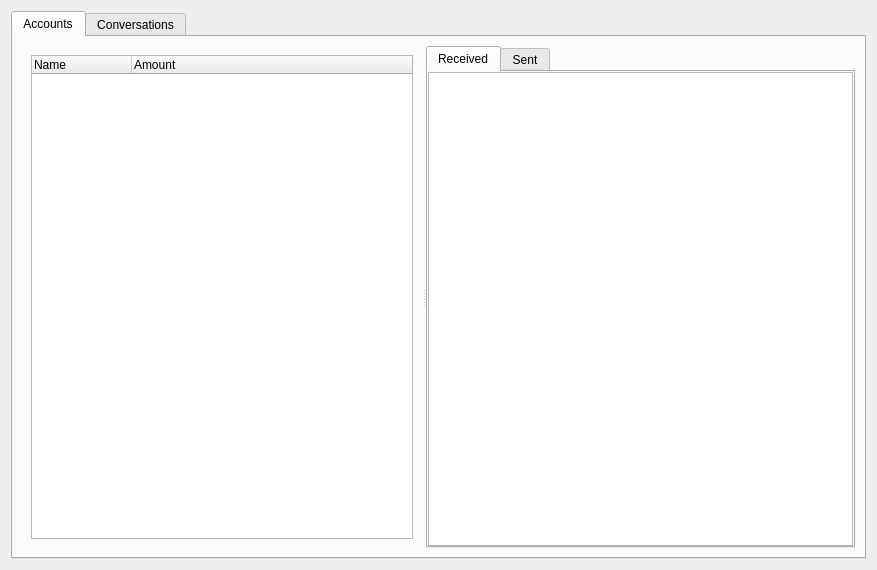
Old version of the form src/gui/ui/activity.ui in the repository Open-Transactions/Moneychanger.
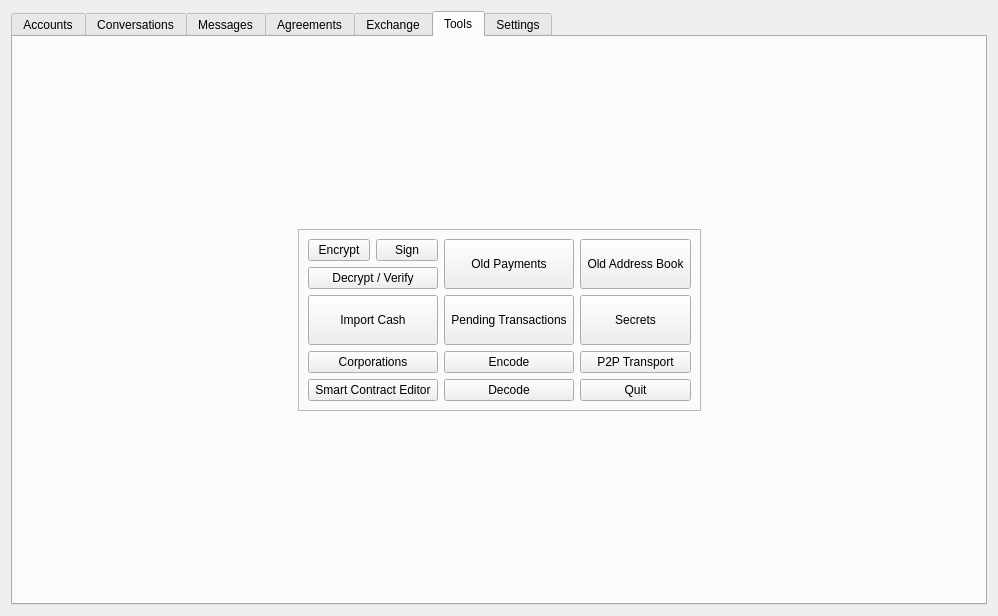
New version of the form. The open tabs and pages were chosen to show the change. Icons and pictures are not drawn.

Commit message: More updates for new opentxs contacts etc.

What changed in the file:
```diff
--- a/src/gui/ui/activity.ui
+++ b/src/gui/ui/activity.ui
@@ -6,8 +6,8 @@
    <rect>
     <x>0</x>
     <y>0</y>
-    <width>877</width>
-    <height>570</height>
+    <width>998</width>
+    <height>616</height>
    </rect>
   </property>
   <property name="windowTitle">
@@ -53,11 +53,21 @@
                <string>Name</string>
               </property>
              </column>
+             <column>
+              <property name="text">
+               <string>Symbol</string>
+              </property>
+             </column>
              <column>
               <property name="text">
                <string>Amount</string>
               </property>
              </column>
+             <column>
+              <property name="text">
+               <string>Code</string>
+              </property>
+             </column>
             </widget>
            </item>
           </layout>
@@ -297,6 +307,470 @@
        </item>
       </layout>
      </widget>
+     <widget class="QWidget" name="tabMessages">
+      <attribute name="title">
+       <string>Messages</string>
+      </attribute>
+     </widget>
+     <widget class="QWidget" name="tabAgreements">
+      <attribute name="title">
+       <string>Agreements</string>
+      </attribute>
+      <layout class="QHBoxLayout" name="horizontalLayout_7"/>
+     </widget>
+     <widget class="QWidget" name="tabExchange">
+      <attribute name="title">
+       <string>Exchange</string>
+      </attribute>
+     </widget>
+     <widget class="QWidget" name="tabTools">
+      <attribute name="title">
+       <string>Tools</string>
+      </attribute>
+      <layout class="QGridLayout" name="gridLayout_3">
+       <item row="0" column="1">
+        <spacer name="verticalSpacer">
+         <property name="orientation">
+          <enum>Qt::Vertical</enum>
+         </property>
+         <property name="sizeHint" stdset="0">
+          <size>
+           <width>20</width>
+           <height>121</height>
+          </size>
+         </property>
+        </spacer>
+       </item>
+       <item row="1" column="0">
+        <spacer name="horizontalSpacer_3">
+         <property name="orientation">
+          <enum>Qt::Horizontal</enum>
+         </property>
+         <property name="sizeHint" stdset="0">
+          <size>
+           <width>179</width>
+           <height>20</height>
+          </size>
+         </property>
+        </spacer>
+       </item>
+       <item row="1" column="1">
+        <widget class="QFrame" name="frame_4">
+         <property name="frameShape">
+          <enum>QFrame::StyledPanel</enum>
+         </property>
+         <property name="frameShadow">
+          <enum>QFrame::Raised</enum>
+         </property>
+         <layout class="QGridLayout" name="gridLayout_2">
+          <item row="0" column="0">
+           <layout class="QGridLayout" name="gridLayout">
+            <item row="0" column="0">
+             <widget class="QToolButton" name="toolButton_encrypt">
+              <property name="sizePolicy">
+               <sizepolicy hsizetype="Expanding" vsizetype="Expanding">
+                <horstretch>0</horstretch>
+                <verstretch>0</verstretch>
+               </sizepolicy>
+              </property>
+              <property name="maximumSize">
+               <size>
+                <width>16777215</width>
+                <height>10000</height>
+               </size>
+              </property>
+              <property name="text">
+               <string>Encrypt</string>
+              </property>
+              <property name="icon">
+               <iconset resource="../resource.qrc">
+                <normaloff>:/icons/icons/lock.png</normaloff>:/icons/icons/lock.png</iconset>
+              </property>
+              <property name="iconSize">
+               <size>
+                <width>16</width>
+                <height>16</height>
+               </size>
+              </property>
+              <property name="toolButtonStyle">
+               <enum>Qt::ToolButtonTextBesideIcon</enum>
+              </property>
+              <property name="autoRaise">
+               <bool>false</bool>
+              </property>
+             </widget>
+            </item>
+            <item row="0" column="1">
+             <widget class="QToolButton" name="toolButton_sign">
+              <property name="sizePolicy">
+               <sizepolicy hsizetype="Expanding" vsizetype="Expanding">
+                <horstretch>0</horstretch>
+                <verstretch>0</verstretch>
+               </sizepolicy>
+              </property>
+              <property name="maximumSize">
+               <size>
+                <width>16777215</width>
+                <height>100000</height>
+               </size>
+              </property>
+              <property name="text">
+               <string>Sign</string>
+              </property>
+              <property name="icon">
+               <iconset resource="../resource.qrc">
+                <normaloff>:/icons/icons/signature-small.png</normaloff>:/icons/icons/signature-small.png</iconset>
+              </property>
+              <property name="iconSize">
+               <size>
+                <width>16</width>
+                <height>16</height>
+               </size>
+              </property>
+              <property name="toolButtonStyle">
+               <enum>Qt::ToolButtonTextBesideIcon</enum>
+              </property>
+             </widget>
+            </item>
+            <item row="1" column="0" colspan="2">
+             <widget class="QToolButton" name="toolButton_decrypt">
+              <property name="sizePolicy">
+               <sizepolicy hsizetype="Expanding" vsizetype="Expanding">
+                <horstretch>0</horstretch>
+                <verstretch>0</verstretch>
+               </sizepolicy>
+              </property>
+              <property name="text">
+               <string>Decrypt / Verify</string>
+              </property>
+              <property name="icon">
+               <iconset resource="../resource.qrc">
+                <normaloff>:/icons/icons/padlock_open.png</normaloff>:/icons/icons/padlock_open.png</iconset>
+              </property>
+              <property name="iconSize">
+               <size>
+                <width>16</width>
+                <height>16</height>
+               </size>
+              </property>
+              <property name="toolButtonStyle">
+               <enum>Qt::ToolButtonTextBesideIcon</enum>
+              </property>
+             </widget>
+            </item>
+           </layout>
+          </item>
+          <item row="0" column="1">
+           <widget class="QToolButton" name="toolButton_payments">
+            <property name="sizePolicy">
+             <sizepolicy hsizetype="Expanding" vsizetype="Expanding">
+              <horstretch>0</horstretch>
+              <verstretch>0</verstretch>
+             </sizepolicy>
+            </property>
+            <property name="text">
+             <string>Old Payments</string>
+            </property>
+            <property name="icon">
+             <iconset resource="../resource.qrc">
+              <normaloff>:/icons/icons/fistful_of_cash_72.png</normaloff>:/icons/icons/fistful_of_cash_72.png</iconset>
+            </property>
+            <property name="iconSize">
+             <size>
+              <width>64</width>
+              <height>64</height>
+             </size>
+            </property>
+            <property name="toolButtonStyle">
+             <enum>Qt::ToolButtonTextBesideIcon</enum>
+            </property>
+           </widget>
+          </item>
+          <item row="0" column="2">
+           <widget class="QToolButton" name="toolButton_contacts">
+            <property name="sizePolicy">
+             <sizepolicy hsizetype="Expanding" vsizetype="Expanding">
+              <horstretch>0</horstretch>
+              <verstretch>0</verstretch>
+             </sizepolicy>
+            </property>
+            <property name="text">
+             <string>Old Address Book</string>
+            </property>
+            <property name="icon">
+             <iconset resource="../resource.qrc">
+              <normaloff>:/icons/icons/rolodex_small.png</normaloff>:/icons/icons/rolodex_small.png</iconset>
+            </property>
+            <property name="iconSize">
+             <size>
+              <width>64</width>
+              <height>64</height>
+             </size>
+            </property>
+            <property name="toolButtonStyle">
+             <enum>Qt::ToolButtonTextBesideIcon</enum>
+            </property>
+           </widget>
+          </item>
+          <item row="1" column="0">
+           <widget class="QToolButton" name="toolButton_importCash">
+            <property name="sizePolicy">
+             <sizepolicy hsizetype="Expanding" vsizetype="Expanding">
+              <horstretch>0</horstretch>
+              <verstretch>0</verstretch>
+             </sizepolicy>
+            </property>
+            <property name="text">
+             <string>Import Cash</string>
+            </property>
+            <property name="icon">
+             <iconset resource="../resource.qrc">
+              <normaloff>:/icons/icons/green_up_arrow.png</normaloff>:/icons/icons/green_up_arrow.png</iconset>
+            </property>
+            <property name="iconSize">
+             <size>
+              <width>64</width>
+              <height>64</height>
+             </size>
+            </property>
+            <property name="toolButtonStyle">
+             <enum>Qt::ToolButtonTextBesideIcon</enum>
+            </property>
+           </widget>
+          </item>
+          <item row="1" column="1">
+           <widget class="QToolButton" name="toolButton_pending">
+            <property name="sizePolicy">
+             <sizepolicy hsizetype="Expanding" vsizetype="Expanding">
+              <horstretch>0</horstretch>
+              <verstretch>0</verstretch>
+             </sizepolicy>
+            </property>
+            <property name="text">
+             <string>Pending Transactions</string>
+            </property>
+            <property name="icon">
+             <iconset resource="../resource.qrc">
+              <normaloff>:/icons/icons/pending.png</normaloff>:/icons/icons/pending.png</iconset>
+            </property>
+            <property name="iconSize">
+             <size>
+              <width>48</width>
+              <height>48</height>
+             </size>
+            </property>
+            <property name="toolButtonStyle">
+             <enum>Qt::ToolButtonTextBesideIcon</enum>
+            </property>
+           </widget>
+          </item>
+          <item row="1" column="2">
+           <widget class="QToolButton" name="toolButton_secrets">
+            <property name="sizePolicy">
+             <sizepolicy hsizetype="Expanding" vsizetype="Expanding">
+              <horstretch>0</horstretch>
+              <verstretch>0</verstretch>
+             </sizepolicy>
+            </property>
+            <property name="text">
+             <string>Secrets</string>
+            </property>
+            <property name="icon">
+             <iconset resource="../resource.qrc">
+              <normaloff>:/icons/icons/safe_box.png</normaloff>:/icons/icons/safe_box.png</iconset>
+            </property>
+            <property name="iconSize">
+             <size>
+              <width>64</width>
+              <height>64</height>
+             </size>
+            </property>
+            <property name="toolButtonStyle">
+             <enum>Qt::ToolButtonTextBesideIcon</enum>
+            </property>
+           </widget>
+          </item>
+          <item row="2" column="0">
+           <layout class="QVBoxLayout" name="verticalLayout_7">
+            <item>
+             <widget class="QToolButton" name="toolButton_Corporations">
+              <property name="sizePolicy">
+               <sizepolicy hsizetype="Expanding" vsizetype="Expanding">
+                <horstretch>0</horstretch>
+                <verstretch>0</verstretch>
+               </sizepolicy>
+              </property>
+              <property name="text">
+               <string>Corporations</string>
+              </property>
+             </widget>
+            </item>
+            <item>
+             <widget class="QToolButton" name="toolButton_smartContracts">
+              <property name="sizePolicy">
+               <sizepolicy hsizetype="Expanding" vsizetype="Expanding">
+                <horstretch>0</horstretch>
+                <verstretch>0</verstretch>
+               </sizepolicy>
+              </property>
+              <property name="text">
+               <string>Smart Contract Editor</string>
+              </property>
+              <property name="icon">
+               <iconset resource="../resource.qrc">
+                <normaloff>:/icons/icons/smart_contract_64.png</normaloff>:/icons/icons/smart_contract_64.png</iconset>
+              </property>
+              <property name="toolButtonStyle">
+               <enum>Qt::ToolButtonTextBesideIcon</enum>
+              </property>
+             </widget>
+            </item>
+           </layout>
+          </item>
+          <item row="2" column="1">
+           <layout class="QVBoxLayout" name="verticalLayout_9">
+            <item>
+             <widget class="QToolButton" name="toolButton_encode">
+              <property name="sizePolicy">
+               <sizepolicy hsizetype="Expanding" vsizetype="Expanding">
+                <horstretch>0</horstretch>
+                <verstretch>0</verstretch>
+               </sizepolicy>
+              </property>
+              <property name="maximumSize">
+               <size>
+                <width>16777215</width>
+                <height>10000</height>
+               </size>
+              </property>
+              <property name="text">
+               <string>Encode</string>
+              </property>
+              <property name="icon">
+               <iconset resource="../resource.qrc">
+                <normaloff>:/icons/icons/lock.png</normaloff>:/icons/icons/lock.png</iconset>
+              </property>
+              <property name="iconSize">
+               <size>
+                <width>16</width>
+                <height>16</height>
+               </size>
+              </property>
+              <property name="toolButtonStyle">
+               <enum>Qt::ToolButtonTextBesideIcon</enum>
+              </property>
+              <property name="autoRaise">
+               <bool>false</bool>
+              </property>
+             </widget>
+            </item>
+            <item>
+             <widget class="QToolButton" name="toolButton_decode">
+              <property name="sizePolicy">
+               <sizepolicy hsizetype="Expanding" vsizetype="Expanding">
+                <horstretch>0</horstretch>
+                <verstretch>0</verstretch>
+               </sizepolicy>
+              </property>
+              <property name="text">
+               <string>Decode</string>
+              </property>
+              <property name="icon">
+               <iconset resource="../resource.qrc">
+                <normaloff>:/icons/icons/padlock_open.png</normaloff>:/icons/icons/padlock_open.png</iconset>
+              </property>
+              <property name="iconSize">
+               <size>
+                <width>16</width>
+                <height>16</height>
+               </size>
+              </property>
+              <property name="toolButtonStyle">
+               <enum>Qt::ToolButtonTextBesideIcon</enum>
+              </property>
+             </widget>
+            </item>
+           </layout>
+          </item>
+          <item row="2" column="2">
+           <layout class="QVBoxLayout" name="verticalLayout_8">
+            <item>
+             <widget class="QToolButton" name="toolButton_transport">
+              <property name="sizePolicy">
+               <sizepolicy hsizetype="Expanding" vsizetype="Expanding">
+                <horstretch>0</horstretch>
+                <verstretch>0</verstretch>
+               </sizepolicy>
+              </property>
+              <property name="text">
+               <string>P2P Transport</string>
+              </property>
+              <property name="icon">
+               <iconset resource="../resource.qrc">
+                <normaloff>:/icons/icons/p2p.png</normaloff>:/icons/icons/p2p.png</iconset>
+              </property>
+              <property name="iconSize">
+               <size>
+                <width>16</width>
+                <height>16</height>
+               </size>
+              </property>
+              <property name="toolButtonStyle">
+               <enum>Qt::ToolButtonTextBesideIcon</enum>
+              </property>
+             </widget>
+            </item>
+            <item>
+             <widget class="QToolButton" name="toolButton_quit">
+              <property name="sizePolicy">
+               <sizepolicy hsizetype="Expanding" vsizetype="Expanding">
+                <horstretch>0</horstretch>
+                <verstretch>0</verstretch>
+               </sizepolicy>
+              </property>
+              <property name="text">
+               <string>Quit</string>
+              </property>
+             </widget>
+            </item>
+           </layout>
+          </item>
+         </layout>
+        </widget>
+       </item>
+       <item row="1" column="2">
+        <spacer name="horizontalSpacer_4">
+         <property name="orientation">
+          <enum>Qt::Horizontal</enum>
+         </property>
+         <property name="sizeHint" stdset="0">
+          <size>
+           <width>178</width>
+           <height>17</height>
+          </size>
+         </property>
+        </spacer>
+       </item>
+       <item row="2" column="1">
+        <spacer name="verticalSpacer_2">
+         <property name="orientation">
+          <enum>Qt::Vertical</enum>
+         </property>
+         <property name="sizeHint" stdset="0">
+          <size>
+           <width>20</width>
+           <height>120</height>
+          </size>
+         </property>
+        </spacer>
+       </item>
+      </layout>
+     </widget>
+     <widget class="QWidget" name="tabSettings">
+      <attribute name="title">
+       <string>Settings</string>
+      </attribute>
+     </widget>
     </widget>
    </item>
   </layout>
```
Left out of the diff: 140 changed lines with no effect on the pictures. The commit also changes 31 other files.
